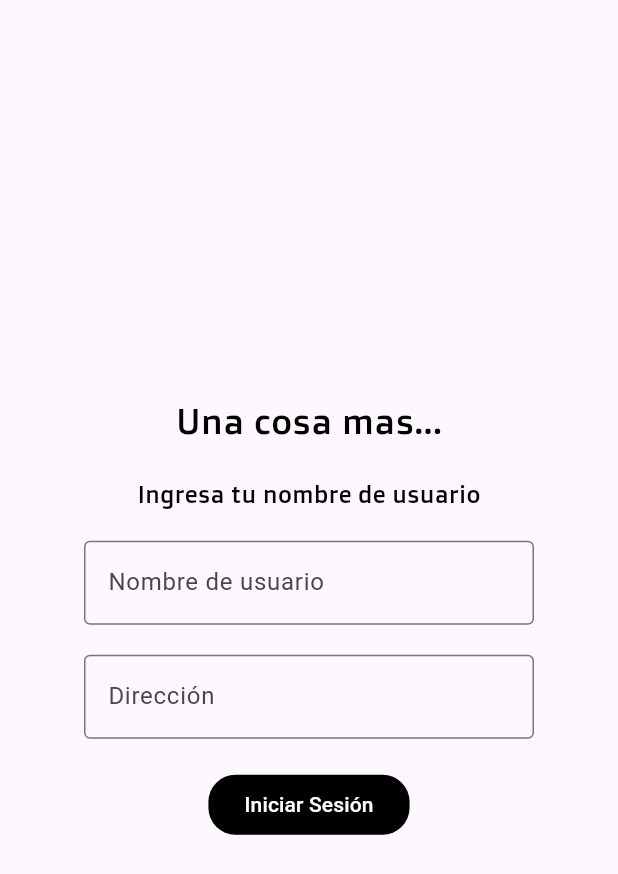
After one commit to matifere/HackITBA, a Flutter app: the InicioSesion screen opened directly, on a phone screen of 412 x 824 dp. The commit adds this screen. Shown: the top 874 px of the screen. Run offline on Flutter 3.47's test engine with Material 3 defaults, Android fonts, the phone set to English and light mode, and no system bars; our stand-ins replace cloud_firestore, firebase_core, google_maps_flutter; accounts and stored records are empty.

Commit message:
inicio sesion

```diff
--- /dev/null
+++ b/bio_match/lib/view/inicio_sesion.dart
@@ -0,0 +1,100 @@
+import 'package:bio_match/classes/user.dart';
+import 'package:bio_match/view/pagina_principal.dart';
+import 'package:flutter/material.dart';
+
+// ignore: must_be_immutable
+class InicioSesion extends StatefulWidget {
+  InicioSesion({super.key});
+
+  @override
+  State<InicioSesion> createState() => _InicioSesionState();
+}
+
+class _InicioSesionState extends State<InicioSesion> {
+  late User user;
+
+  //inicializa el usuario
+  @override
+  initState() {
+    super.initState();
+    user = User(" ", " ");
+    user.setName(" ");
+    user.setDir(" ");
+  }
+
+  @override
+  Widget build(BuildContext context) {
+    return Scaffold(
+      body: Center(
+        child: Column(
+          mainAxisAlignment: MainAxisAlignment.center,
+          spacing: 20,
+          children: [
+            const Text(
+              'Una cosa mas...',
+              style: TextStyle(
+                fontSize: 24,
+                fontFamily: 'DoppioOne',
+                color: Color.fromARGB(255, 0, 0, 0),
+              ),
+            ),
+            const Text(
+              'Ingresa tu nombre de usuario',
+              style: TextStyle(
+                fontSize: 16,
+                fontFamily: 'DoppioOne',
+                color: Color.fromARGB(255, 0, 0, 0),
+              ),
+            ),
+            SizedBox(
+              width: 300,
+              child: TextField(
+                onChanged: (value) {
+                  user.name = value;
+                },
+                decoration: const InputDecoration(
+                  border: OutlineInputBorder(),
+                  hintText: 'Nombre de usuario',
+                ),
+              ),
+            ),
+            SizedBox(
+              width: 300,
+              child: TextField(
+                onChanged: (value) {
+                  user.dir = value;
+                },
+                decoration: const InputDecoration(
+                  border: OutlineInputBorder(),
+                  hintText: 'Dirección',
+                ),
+              ),
+            ),
+            FilledButton(
+              style: ButtonStyle(
+                backgroundColor: WidgetStateProperty.all<Color>(
+                  Color.fromARGB(255, 0, 0, 0),
+                ),
+                shape: WidgetStateProperty.all<RoundedRectangleBorder>(
+                  RoundedRectangleBorder(
+                    borderRadius: BorderRadius.circular(18.0),
+                  ),
+                ),
+              ),
+              onPressed: () {
+
+                user.sendToFirestore();
+                Navigator.of(context).push(
+                  MaterialPageRoute(
+                    builder: (context) => CategorySelectionScreen(),
+                  ),
+                );
+              },
+              child: const Text('Iniciar Sesión'),
+            ),
+          ],
+        ),
+      ),
+    );
+  }
+}
--- a/bio_match/lib/view/intro.dart
+++ b/bio_match/lib/view/intro.dart
@@ -1,3 +1,4 @@
+import 'package:bio_match/view/inicio_sesion.dart';
 import 'package:bio_match/view/pagina_principal.dart';
 import 'package:flutter/material.dart';
 
@@ -79,7 +80,7 @@ class _IntroState extends State<Intro> {
                       ),
                     ),
                     FilledButton(onPressed: (){
-                      Navigator.of(context).push(MaterialPageRoute(builder: (context) => CategorySelectionScreen()));
+                      Navigator.of(context).push(MaterialPageRoute(builder: (context) => InicioSesion()));
                     },
                     style: ButtonStyle(
                       backgroundColor: WidgetStateProperty.all<Color>(
```
Also changed, not shown: bio_match/lib/classes/user.dart (+11 -12 lines).
